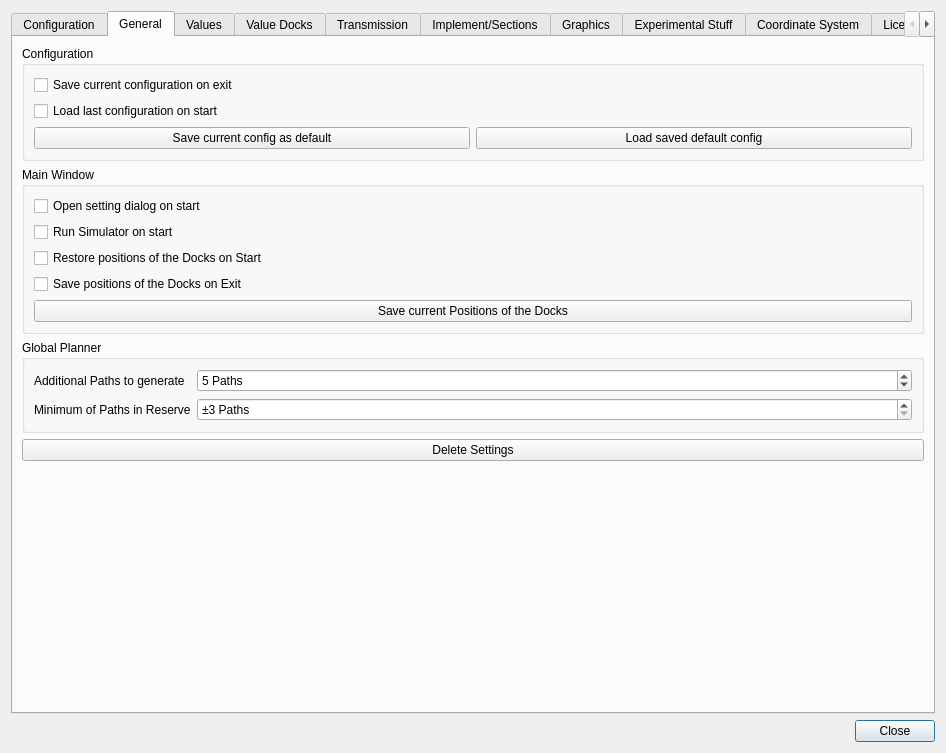
Before: the Qt Designer form src/gui/SettingsDialog.ui in eringerli/QtOpenGuidance, drawn with Qt 5.
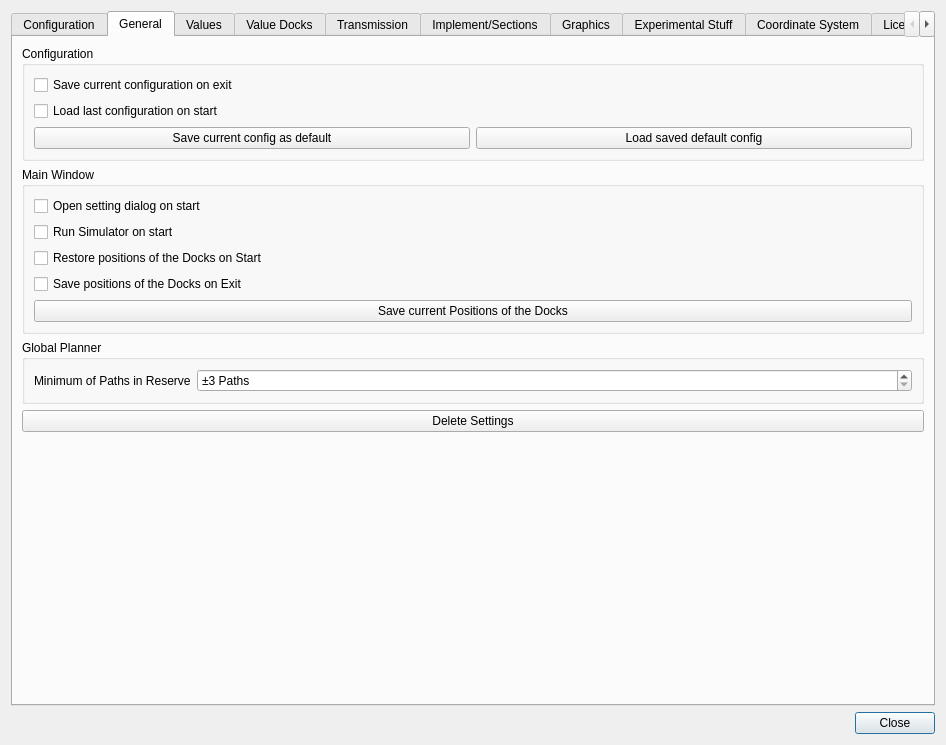
After: the same form once the commit is applied. The open tabs and pages were chosen to show the change. Icons and pictures are not drawn. Custom widgets are drawn as their Qt base class.

Commit message: New Global Planner, refactoring PathPrimitive*

```diff
--- a/src/gui/SettingsDialog.ui
+++ b/src/gui/SettingsDialog.ui
@@ -7,7 +7,7 @@
     <x>0</x>
     <y>0</y>
     <width>946</width>
-    <height>753</height>
+    <height>745</height>
    </rect>
   </property>
   <property name="windowTitle">
@@ -403,46 +403,7 @@
             <string>Global Planner</string>
            </property>
            <layout class="QGridLayout" name="gridLayout_12">
-            <item row="0" column="0">
-             <widget class="QLabel" name="label_11">
-              <property name="text">
-               <string>Additional Paths to generate</string>
-              </property>
-             </widget>
-            </item>
-            <item row="1" column="0">
-             <widget class="QLabel" name="label_26">
-              <property name="text">
-               <string>Minimum of Paths in Reserve</string>
-              </property>
-             </widget>
-            </item>
             <item row="0" column="1">
-             <widget class="QSpinBox" name="sbPathsToGenerate">
-              <property name="sizePolicy">
-               <sizepolicy hsizetype="Expanding" vsizetype="Fixed">
-                <horstretch>0</horstretch>
-                <verstretch>0</verstretch>
-               </sizepolicy>
-              </property>
-              <property name="suffix">
-               <string> Paths</string>
-              </property>
-              <property name="minimum">
-               <number>0</number>
-              </property>
-              <property name="maximum">
-               <number>100</number>
-              </property>
-              <property name="singleStep">
-               <number>1</number>
-              </property>
-              <property name="value">
-               <number>5</number>
-              </property>
-             </widget>
-            </item>
-            <item row="1" column="1">
              <widget class="QSpinBox" name="sbPathsInReserve">
               <property name="sizePolicy">
                <sizepolicy hsizetype="Expanding" vsizetype="Fixed">
@@ -464,6 +425,13 @@
               </property>
              </widget>
             </item>
+            <item row="0" column="0">
+             <widget class="QLabel" name="label_26">
+              <property name="text">
+               <string>Minimum of Paths in Reserve</string>
+              </property>
+             </widget>
+            </item>
            </layout>
           </widget>
          </item>
```
Left out of the diff: 3 changed lines with no effect on the pictures. The commit also changes 22 other files.
